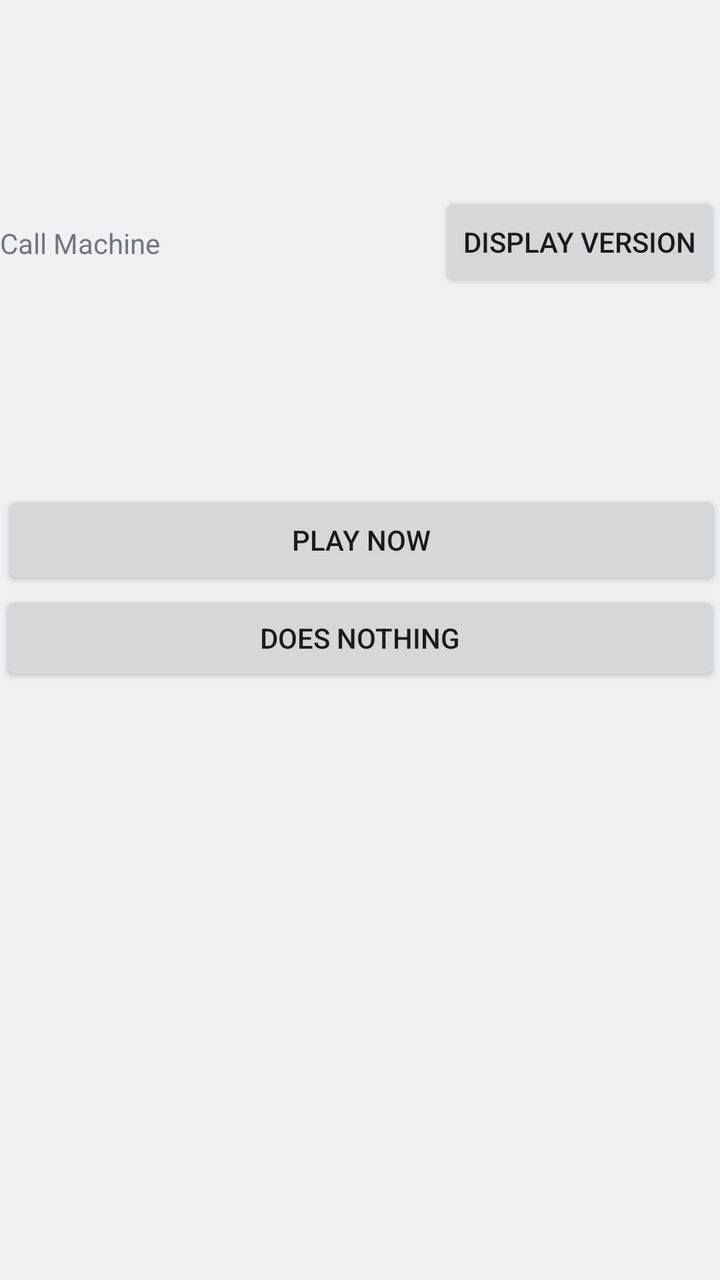
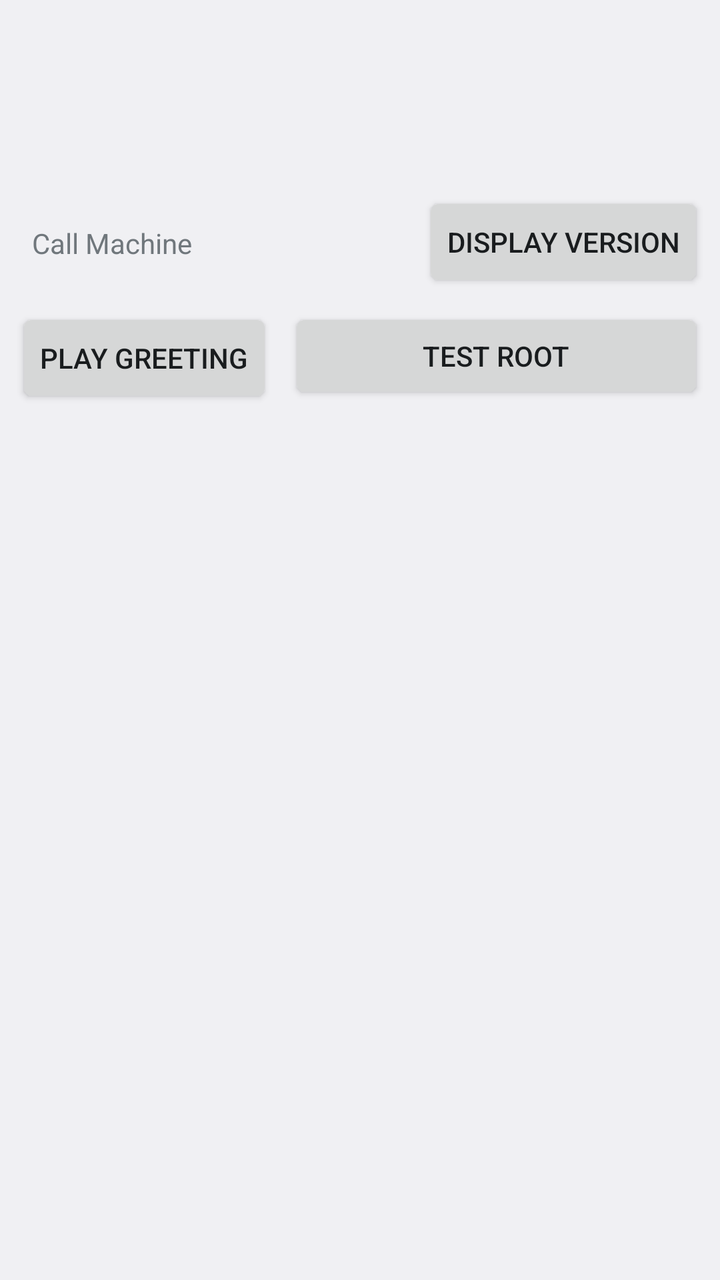

Screens rendered from an Android XML layout before and after an edit, with the pre-edit source and the edit as a unified diff.
<!-- AndroidManifest.xml: application theme Theme.CallMachine -->
<!-- res/layout/screen_about.xml -->
<?xml version="1.0" encoding="utf-8"?>
<RelativeLayout xmlns:android="http://schemas.android.com/apk/res/android"
    xmlns:tools="http://schemas.android.com/tools"
    android:id="@+id/main"
    android:layout_width="match_parent"
    android:layout_height="match_parent"
    tools:context=".MainActivity">

    <TextView
        android:id="@+id/textView"
        android:layout_width="wrap_content"
        android:layout_height="wrap_content"
        android:layout_alignParentStart="true"
        android:layout_alignParentLeft="false"
        android:layout_marginTop="112dp"
        android:layout_toStartOf="@+id/getVersionBtn"
        android:layout_toLeftOf="@+id/getVersionBtn"
        android:text="@string/app_name" />

    <Button
        android:id="@+id/getVersionBtn"
        android:layout_width="wrap_content"
        android:layout_height="50dp"
        android:layout_alignParentTop="false"
        android:layout_alignParentEnd="true"
        android:layout_marginTop="96dp"
        android:layout_alignParentRight="false"
        android:layout_alignParentBottom="false"
        android:text="Display version" />

    <Button
        android:id="@+id/playNowBtn"
        android:layout_width="wrap_content"
        android:layout_height="50dp"
        android:layout_below="@+id/getVersionBtn"
        android:layout_alignParentStart="true"
        android:layout_alignParentEnd="true"
        android:layout_marginStart="1dp"
        android:layout_marginTop="99dp"
        android:layout_marginEnd="-1dp"
        android:text="Play now" />

    <Button
        android:id="@+id/donow"
        android:layout_width="wrap_content"
        android:layout_height="wrap_content"
        android:layout_below="@+id/playNowBtn"
        android:layout_alignParentStart="true"
        android:layout_alignParentEnd="true"
        android:text="Does nothing" />

</RelativeLayout>
<!-- resources referenced by this layout -->
<resources>
  <string name="app_name">Call Machine</string>
  <style name="Theme.CallMachine" parent="Base.Theme.CallMachine" />
  <style name="Base.Theme.CallMachine" parent="android:Theme.DeviceDefault.DayNight">
          
          
      </style>
</resources>

<!-- the commit's change to res/layout/screen_about.xml (unified diff, before → after) -->
@@ -3,50 +3,71 @@
     xmlns:tools="http://schemas.android.com/tools"
     android:id="@+id/main"
     android:layout_width="match_parent"
-    android:layout_height="match_parent"
-    tools:context=".MainActivity">
+    android:layout_height="match_parent">
 
     <TextView
-        android:id="@+id/textView"
+        android:id="@+id/versionTv"
         android:layout_width="wrap_content"
         android:layout_height="wrap_content"
         android:layout_alignParentStart="true"
         android:layout_alignParentLeft="false"
         android:layout_marginTop="112dp"
-        android:layout_toStartOf="@+id/getVersionBtn"
-        android:layout_toLeftOf="@+id/getVersionBtn"
+        android:layout_marginStart="16dp"
+        android:layout_toStartOf="@+id/versionBtn"
+        android:layout_toLeftOf="@+id/versionBtn"
         android:text="@string/app_name" />
 
     <Button
-        android:id="@+id/getVersionBtn"
+        android:id="@+id/versionBtn"
         android:layout_width="wrap_content"
         android:layout_height="50dp"
         android:layout_alignParentTop="false"
         android:layout_alignParentEnd="true"
         android:layout_marginTop="96dp"
+        android:layout_marginEnd="8dp"
         android:layout_alignParentRight="false"
         android:layout_alignParentBottom="false"
         android:text="Display version" />
 
     <Button
-        android:id="@+id/playNowBtn"
+        android:id="@+id/playGreetingBtn"
         android:layout_width="wrap_content"
         android:layout_height="50dp"
-        android:layout_below="@+id/getVersionBtn"
+        android:layout_marginTop="8dp"
+        android:layout_marginStart="8dp"
+        android:layout_below="@+id/versionBtn"
         android:layout_alignParentStart="true"
-        android:layout_alignParentEnd="true"
-        android:layout_marginStart="1dp"
-        android:layout_marginTop="99dp"
-        android:layout_marginEnd="-1dp"
-        android:text="Play now" />
+        android:text="Play greeting" />
 
     <Button
-        android:id="@+id/donow"
+        android:id="@+id/testRootBtn"
         android:layout_width="wrap_content"
         android:layout_height="wrap_content"
-        android:layout_below="@+id/playNowBtn"
-        android:layout_alignParentStart="true"
+        android:layout_marginStart="8dp"
+        android:layout_marginEnd="8dp"
+        android:layout_alignTop="@+id/playGreetingBtn"
         android:layout_alignParentEnd="true"
-        android:text="Does nothing" />
+        android:layout_toEndOf="@+id/playGreetingBtn"
+        android:text="Test Root" />
+
+    <FrameLayout
+        android:id="@+id/testRootContainer"
+        android:layout_width="match_parent"
+        android:layout_height="wrap_content"
+        android:layout_below="@+id/playGreetingBtn"
+        android:layout_marginTop="16dp">
+
+        <TextView
+            android:id="@+id/testRootTv"
+            android:layout_width="wrap_content"
+            android:layout_height="wrap_content"
+            android:layout_marginStart="16dp"
+            android:layout_marginTop="22dp"
+            android:layout_marginBottom="8dp"
+            android:layout_marginEnd="16dp"
+            android:textColor="#000"
+            android:textIsSelectable="true" />
+
+    </FrameLayout>
 
 </RelativeLayout>
